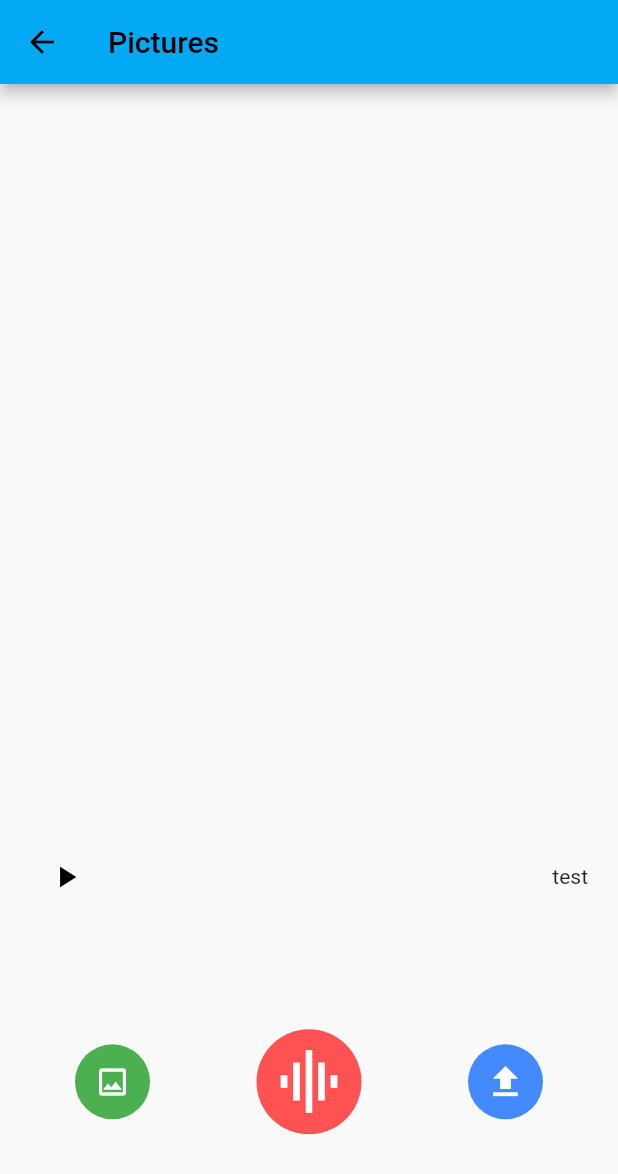
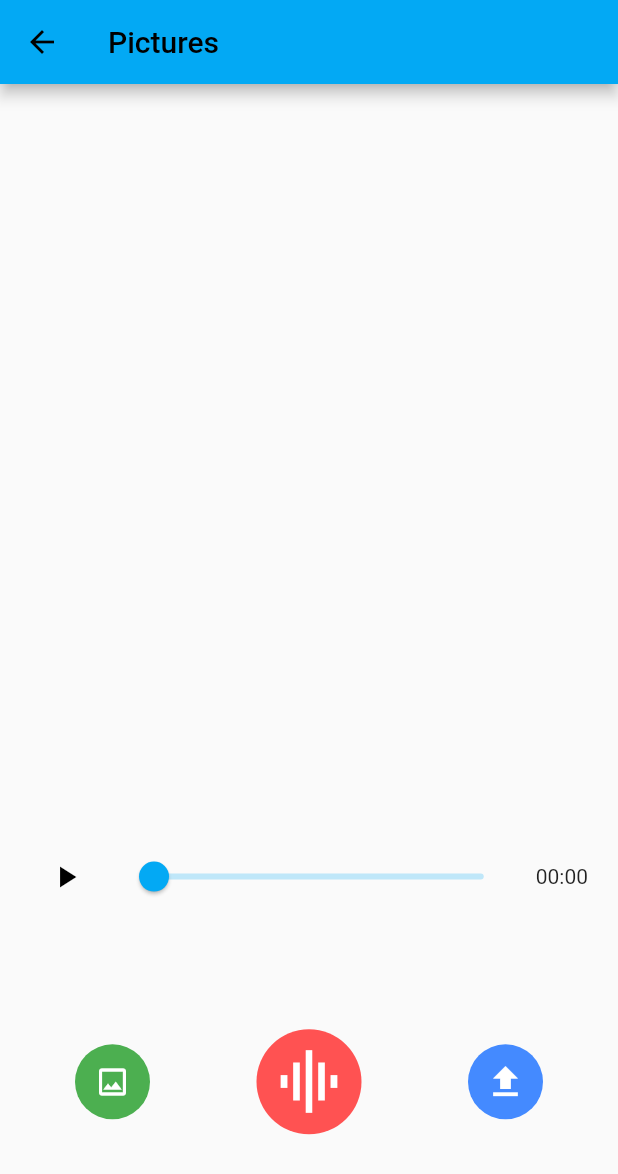
Before and after one commit to popurach/Danim, a Flutter app: the RecordView screen opened directly, on a phone screen of 412 x 824 dp. Shown: the top 1174 px of the screen. Run offline on Flutter 3.47's test engine with Material 2 defaults, Android fonts, the phone set to English and light mode, and no system bars; drawn by our look-alikes of carousel_slider; our stand-ins replace animated_bottom_navigation_bar, audioplayers, camera, dio, geolocator, logger and 3 more; missing offline and left inert: multiple_images_picker, record; network calls fail; statements that could not run were skipped.

Commit message:
[FE] feat : 프로그레스 바 완성

```diff
--- a/frontend/lib/views/record_screen.dart
+++ b/frontend/lib/views/record_screen.dart
@@ -83,16 +83,25 @@ class RecordView extends StatelessWidget {
                         ),
                         // 프로그레스 바
                         Container(
-                          width: MediaQuery.of(context).size.width * 0.3,
-                          // child: Slider(
-                          //   value: viewModel.position.inSeconds.toDouble(),
-                          //   max: viewModel.duration.inSeconds.toDouble(),
-                          //   onChanged: (value) {
-                          //     viewModel.seek(Duration(seconds: value.toInt()));
-                          //     },
-                          // ),
+                          width: MediaQuery.of(context).size.width * 0.65,
+                          child: viewModel.duration != Duration(seconds: 0) ? Slider(
+                            value: viewModel.audioPositon.inSeconds.toDouble(),
+                            max: viewModel.duration!.inSeconds.toDouble(),
+                            onChanged: (value) {
+                              final position = Duration(seconds: value.toInt());
+                              viewModel.seekTo(position);
+                              },
+                          ) : Slider(
+                              value: 0,
+                              max: 0,
+                              onChanged: (double value) {  },
+                          ),
                         ),
-                        Text('test')
+                        viewModel.duration != Duration(seconds: 0) ?
+                        viewModel.duration!.inSeconds.toInt() <= 9 ?
+                        Text('00:0${viewModel.duration!.inSeconds.toInt()}')
+                            : Text('00${viewModel.duration!.inSeconds.toInt()}')
+                            : Text('00:00')
                       ],
                     );
                   }
```
Also changed, not shown: frontend/lib/view_models/record_view_model.dart (+25 -2 lines).
